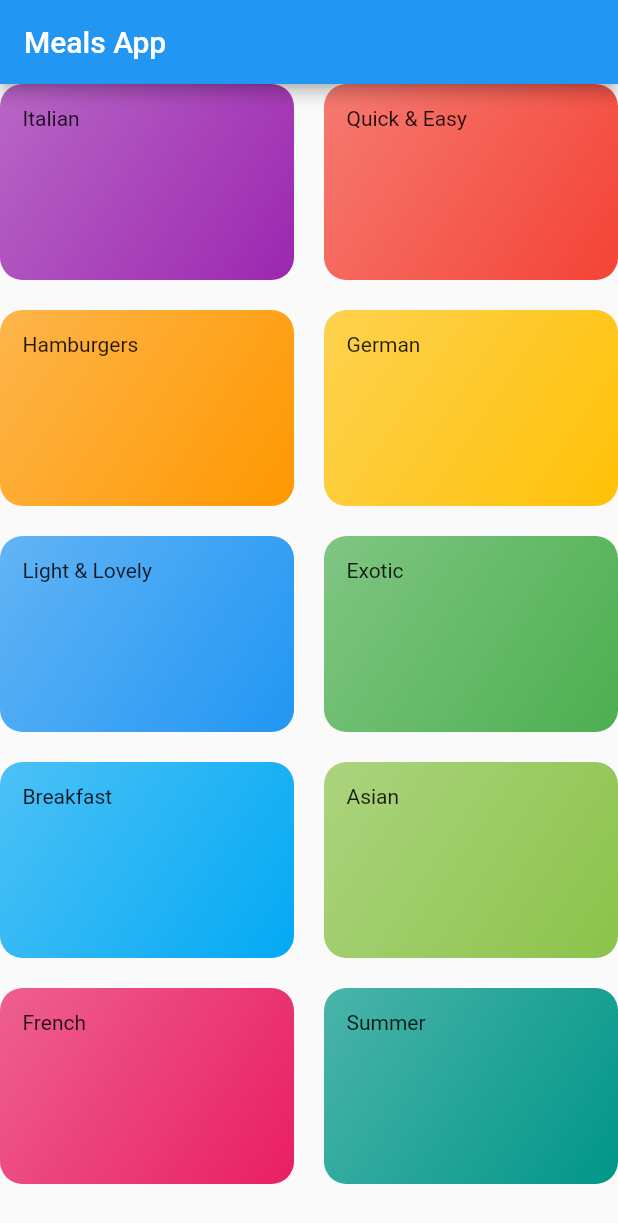
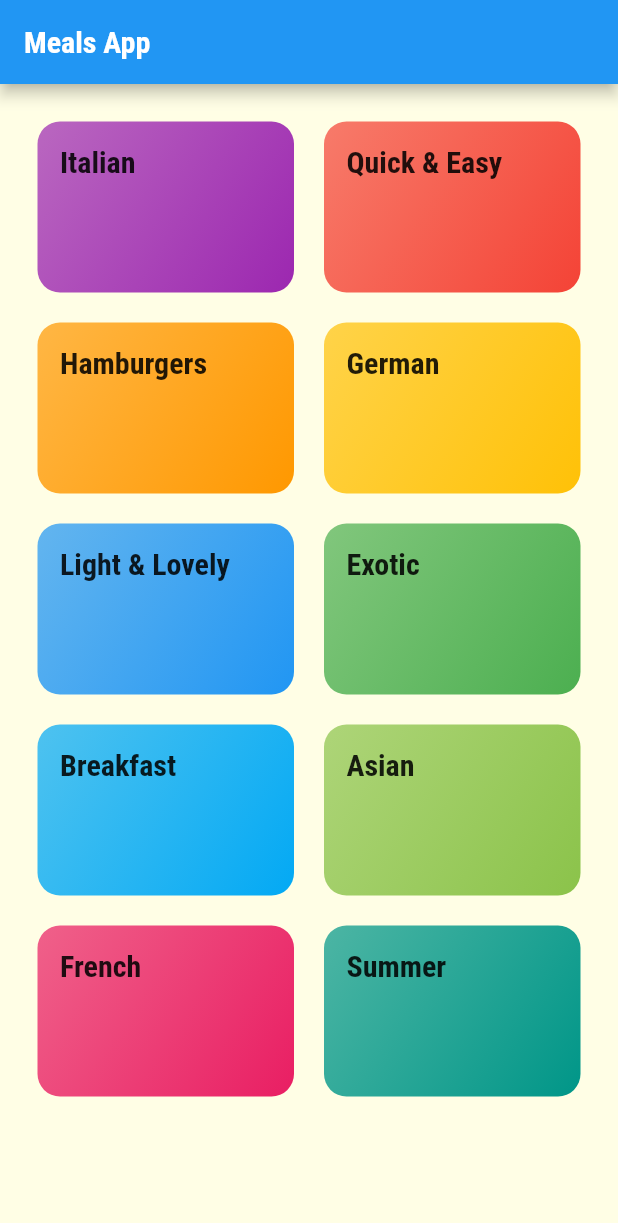
Before and after one commit to rodrigodsluz/flutter_meals_app, a Flutter app: the screen it shows after launch, on a phone screen of 412 x 824 dp. Shown: the top 1223 px of the screen. Run offline on Flutter 3.47's test engine with Material 2 defaults, Android fonts, the phone set to English and light mode, and no system bars.

Commit message:
style: styling and theming

```diff
--- a/lib/categories_screen.dart
+++ b/lib/categories_screen.dart
@@ -12,6 +12,7 @@ class CategoriesScreen extends StatelessWidget {
           title: const Text('Meals App'),
         ),
         body: GridView(
+          padding: const EdgeInsets.all(25),
           children: DUMMY_CATEGORIES
               .map(
                 (catData) => CategoryItem(
--- a/lib/category_item.dart
+++ b/lib/category_item.dart
@@ -10,7 +10,7 @@ class CategoryItem extends StatelessWidget {
   Widget build(BuildContext context) {
     return Container(
       padding: const EdgeInsets.all(15),
-      child: Text(title),
+      child: Text(title, style: Theme.of(context).textTheme.headline6),
       decoration: BoxDecoration(
         gradient: LinearGradient(
           colors: [
--- a/lib/main.dart
+++ b/lib/main.dart
@@ -10,7 +10,19 @@ class MyApp extends StatelessWidget {
     return MaterialApp(
       title: 'DeliMeals',
       theme: ThemeData(
-        primarySwatch: Colors.blue,
+        primarySwatch: Colors.pink,
+        colorScheme: ColorScheme.fromSwatch().copyWith(secondary: Colors.amber),
+        canvasColor: Color.fromRGBO(255, 254, 229, 1),
+        fontFamily: 'Raleway',
+        textTheme: ThemeData.light().textTheme.copyWith(
+              bodyText1: TextStyle(color: Color.fromRGBO(20, 51, 51, 1)),
+              bodyText2: TextStyle(color: Color.fromRGBO(20, 51, 51, 1)),
+              headline6: TextStyle(
+                fontSize: 20,
+                fontFamily: 'RobotoCondensed',
+                fontWeight: FontWeight.bold,
+              ),
+            ),
       ),
       home: CategoriesScreen(),
     );
```
Also changed, not shown: pubspec.yaml (+18 -9 lines), assets/fonts/Raleway-Black.ttf (added), assets/fonts/Raleway-Bold.ttf (added), assets/fonts/Raleway-Regular.ttf (added), assets/fonts/RobotoCondensed-Bold.ttf (added), assets/fonts/RobotoCondensed-Italic.ttf (added), assets/fonts/RobotoCondensed-Light.ttf (added), assets/fonts/RobotoCondensed-Regular.ttf (added).
